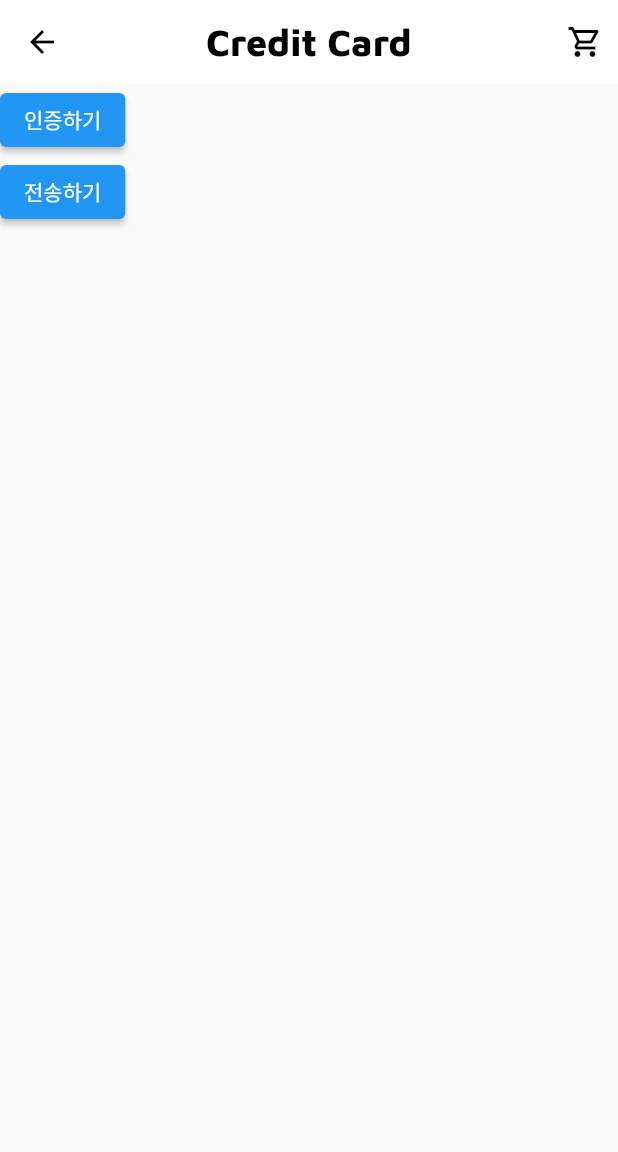
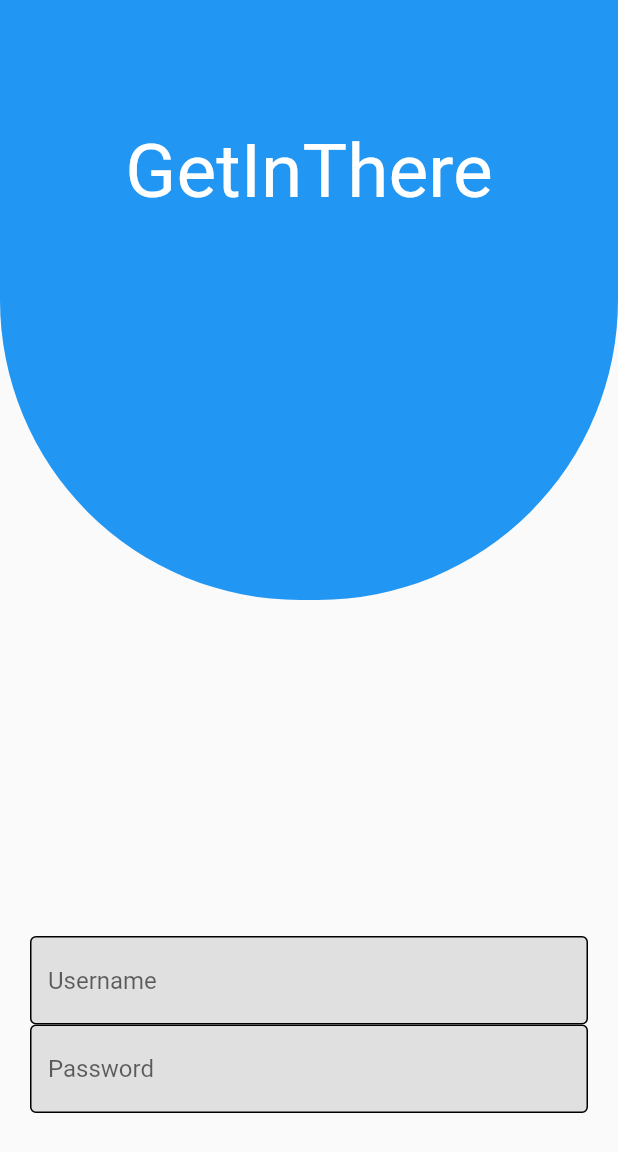
Before and after one commit to aj124578/flutter-basic-metacoding, a Flutter app: the screen it shows after launch, on a phone screen of 412 x 824 dp. Shown: the top 1152 px of the screen. Run offline on Flutter 3.47's test engine with Material 2 defaults, Android fonts, the phone set to English and light mode, and no system bars; our stand-ins replace flutter_custom_clippers.

Commit message:
stack, positioned, TextFormField

```diff
--- a/lib/main.dart
+++ b/lib/main.dart
@@ -23,72 +23,98 @@ class _FirstAppState extends State<FirstApp> {
       theme: ThemeData(
         appBarTheme: AppBarTheme(
           color: Colors.white,
-            titleTextStyle: TextStyle(color: Colors.black),
-            iconTheme: IconThemeData(color: Colors.black)),
+        ),
       ),
       debugShowCheckedModeBanner: false,
       home: SafeArea(
         child: Scaffold(
-          appBar: AppBar(
-            elevation: 0,
-            leading: Icon(Icons.arrow_back),
-            title: Text("Credit Card",
+            resizeToAvoidBottomInset: true,
+            body: Stack(
+              children: [
+                Column(
+                  children: [
+                    ClipRRect(
+                      borderRadius: BorderRadius.only(
+                        bottomLeft: Radius.circular(200),
+                        bottomRight: Radius.circular(200),
+                      ),
+                      child: Container(
+                        alignment: Alignment(0, -0.5),
+                        child: Text(
+                          "GetInThere",
                           style: TextStyle(
-                    fontWeight: FontWeight.w800,
-                    fontSize: 25,
-                    fontFamily: "MavenPro")),
-            centerTitle: true,
-            actions: [
-              Row(
-                children: [
-                  Icon(Icons.shopping_cart_outlined),
-                  SizedBox(width: 10),
-                ],
-              )
-            ],
+                            color: Colors.white,
+                            fontSize: 50,
                           ),
-          body: Column(
-            children: [
-              ElevatedButton(
-                  onPressed: () {
-                    print("인증하기 클릭됨");
-                    setState(() {// 데이터에 연관이 있는 위젯과 그 하위 위젯을 다시 그려라.
-                      isCheck = false;
-                    });
-                    print("isCheck : ${isCheck}");
-                  },
-                  child: Text(
-                    "인증하기",
-                  )),
-              AbsorbPointer(
-                absorbing: isCheck,
-                child: ElevatedButton(
-                  onPressed: () {
-                    print("전송하기 클릭됨");
-                  },
-                  child: Text("전송하기"),
+                        ),
+                        color: Colors.blue,
+                        height: 400,
                       ),
                     ),
                   ],
                 ),
+                Expanded(child: SizedBox()),
+                Positioned(
+                  left: 0,
+                  right: 0,
+                  bottom: 0,
+                  height: 200,
+                  child: Padding(
+                    padding: const EdgeInsets.symmetric(horizontal: 20.0),
+                    child: Column(
+                      children: [
+                        buildTextFormField("Username"),
+                        buildTextFormField("Password"),
+                      ],
                     ),
+                  ),
+                ),
+              ],
+            )),
       ),
     );
   }
+
+  TextFormField buildTextFormField(String hint) {
+    return TextFormField(
+                      decoration: InputDecoration(
+                        hintText: hint,
+                        enabledBorder: OutlineInputBorder(
+                          borderSide:
+                              BorderSide(width: 1, color: Colors.black),
+                        ),
+                        focusedBorder:OutlineInputBorder(
+                          borderSide: BorderSide(width: 1,color: Colors.black)
+                        ),
+                        fillColor: Colors.grey[300],
+                        filled: true
+                      ),
+                    );
   }
 
-class MyCliper extends CustomClipper<Path> {
-  @override
-  Path getClip(Size size) {
-    Path path = Path();
-    path.moveTo(0, 0);
-    path.lineTo(size.width, 0.0);
-    path.lineTo(size.width, size.height);
-    return path;
-  }
-
-  @override
-  bool shouldReclip(covariant CustomClipper<Path> oldClipper) {
-    return true;
+  ListView buildListView() {
+    return ListView(
+      children: [
+        ClipRRect(
+          borderRadius: BorderRadius.only(
+            bottomLeft: Radius.circular(200),
+            bottomRight: Radius.circular(200),
+          ),
+          child: Container(
+            alignment: Alignment(0, -0.5),
+            child: Text(
+              "GetInThere",
+              style: TextStyle(
+                color: Colors.white,
+                fontSize: 50,
+              ),
+            ),
+            color: Colors.blue,
+            height: 500,
+          ),
+        ),
+        TextFormField(),
+      ],
+    );
   }
 }
```
Lines whose indentation alone changed are shown as unchanged.
